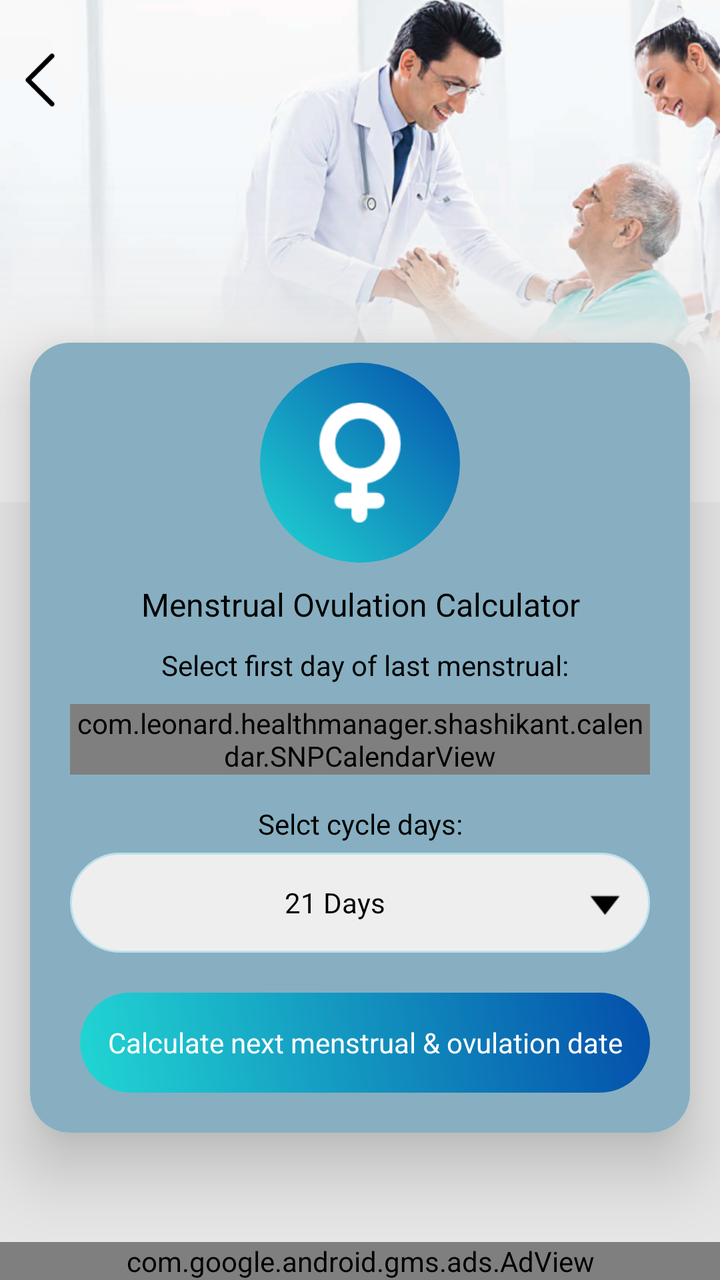
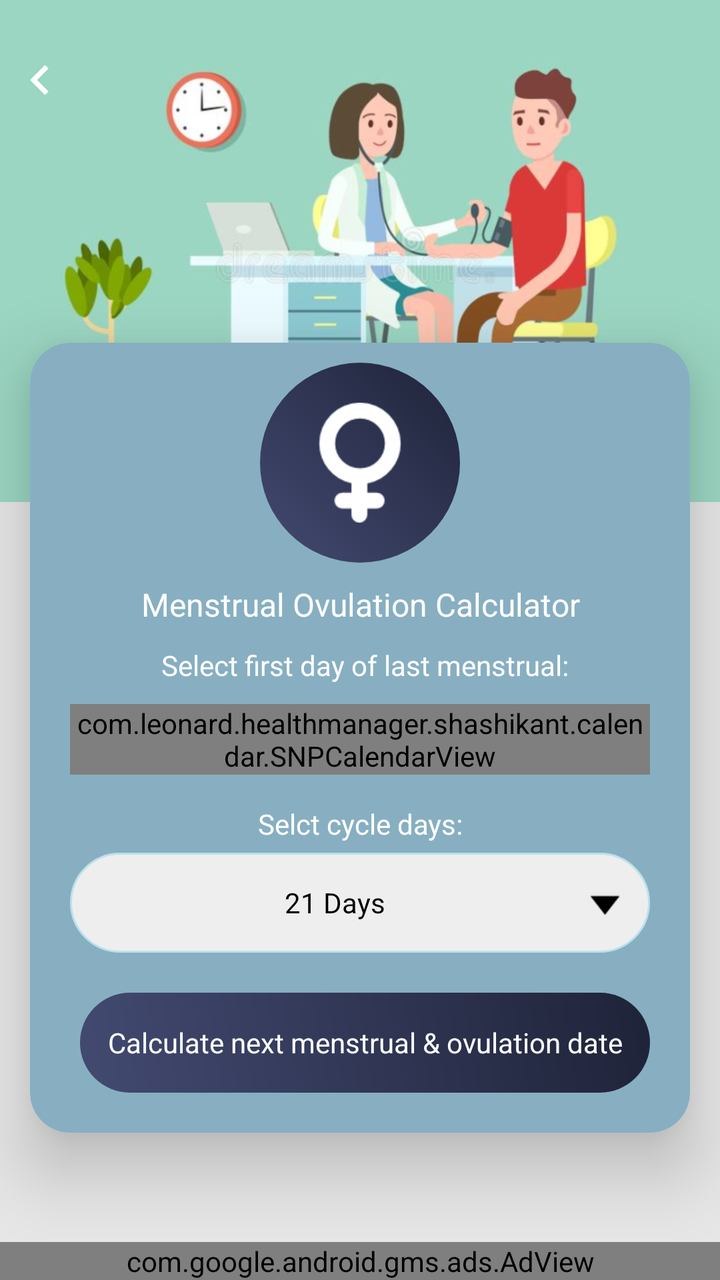

An Android layout rendered at two revisions. The XML below is the earlier revision; the diff shows what the commit changed to produce the second picture.
<!-- AndroidManifest.xml: application theme AppTheme -->
<!-- res/layout/menstrual_and_ovulation_calculator.xml -->
<?xml version="1.0" encoding="utf-8"?>
<RelativeLayout xmlns:android="http://schemas.android.com/apk/res/android"
    xmlns:aapt="http://schemas.android.com/aapt"
    xmlns:app="http://schemas.android.com/apk/res-auto"
    android:layout_width="match_parent"
    android:layout_height="match_parent"
    android:background="@color/gray_color"
    android:orientation="vertical">

    <RelativeLayout
        android:id="@+id/banner"
        android:layout_width="match_parent"
        android:layout_height="wrap_content"
        android:background="@mipmap/calculator_banner_2">

    </RelativeLayout>
    <ImageView
        android:id="@+id/iv_back"
        android:layout_width="40dp"
        android:layout_height="40dp"
        android:layout_alignParentLeft="true"
        android:layout_alignParentTop="true"
        android:layout_marginTop="20dp"
        android:padding="5dp"
        android:src="@mipmap/left_arrow" />



    <androidx.cardview.widget.CardView
        android:id="@+id/cardviewone"
        android:layout_marginBottom="60dp"
        android:layout_width="match_parent"
        android:layout_height="wrap_content"
        android:layout_marginLeft="@dimen/text_15"
        android:layout_below="@+id/banner"
        android:layout_marginTop="-80dp"

        android:layout_marginRight="@dimen/text_15"
        android:orientation="horizontal"

        app:cardCornerRadius="20dp"
        app:cardElevation="20dip">




    <ScrollView
        android:layout_width="match_parent"
        android:layout_height="wrap_content"
        android:layout_above="@+id/ad_layout"
        android:background="#87AFC1"
        android:layout_below="@+id/tv_menstrual">

        <LinearLayout
            android:layout_width="match_parent"
            android:layout_height="wrap_content"
            android:orientation="vertical">

            <RelativeLayout
                android:layout_width="match_parent"
                android:layout_above="@+id/cardviewone"
                android:layout_marginTop="10dp"
                android:layout_height="wrap_content">
                <RelativeLayout
                    android:id="@+id/rel12"
                    android:layout_width="100dp"
                    android:layout_centerInParent="true"
                    android:background="@drawable/a3_grad"
                    android:layout_height="100dp">

                    <ImageView
                        android:id="@+id/iv_menstrual"
                        android:layout_width="60dp"
                        android:layout_height="60dp"
                        android:layout_centerHorizontal="true"
                        android:layout_centerInParent="true"
                        android:src="@drawable/img_menstraul_ovulation" />
                </RelativeLayout>
            </RelativeLayout>


            <TextView
                android:id="@+id/tv_menstrual"
                android:layout_width="match_parent"
                android:layout_height="wrap_content"
                android:layout_below="@+id/rel12"
                android:textAlignment="center"
                android:layout_centerHorizontal="true"
                android:layout_margin="10dp"
                android:text="@string/Menstrual_Ovulation_Calculator"
                android:textColor="@color/black"
                android:textSize="@dimen/textsize_16" />

            <TextView
                android:id="@+id/tv_date"
                android:layout_width="match_parent"
                android:layout_height="wrap_content"
                android:layout_above="@+id/mFCalendarView"
                android:layout_marginBottom="10dp"
                android:gravity="center"
                android:inputType="numberDecimal"
                android:paddingLeft="5dp"
                android:text="@string/Select_first_day_of_last_menstrual"
                android:textColor="@color/black"
                android:textColorHint="@color/black"
                android:textSize="@dimen/textsize_14" />

            <com.leonard.healthmanager.shashikant.calendar.SNPCalendarView
                android:id="@+id/mFCalendarView"
                android:layout_width="wrap_content"
                android:layout_height="wrap_content"
                android:background="@color/line_color"
                android:layout_centerInParent="true"
                android:layout_gravity="top|bottom|left|right|center_vertical|fill_vertical|center_horizontal|fill_horizontal|center|fill|start|end"
                android:layout_marginLeft="20dp"
                android:layout_marginRight="20dp"
                android:layout_marginBottom="10dp" />

            <TextView
                android:id="@+id/tv_Select_days"
                android:layout_width="match_parent"
                android:layout_height="wrap_content"
                android:layout_margin="5dp"
                android:gravity="center"
                android:text="@string/Selct_cycle_days"
                android:textColor="@color/black"
                android:textSize="@dimen/textsize_14" />

            <TextView
                android:id="@+id/tv_cycle_days"
                android:layout_width="match_parent"
                android:layout_height="50dp"
                android:layout_marginLeft="20dp"
                android:layout_marginRight="20dp"
                android:layout_marginBottom="10dp"
                android:layout_weight="3.5"
                android:background="@drawable/corner2"
                android:drawableRight="@mipmap/down"
                android:gravity="center"
                android:padding="10dp"
                android:text="@string/Days_21"
                android:textColor="@color/black"
                android:textColorHint="@color/black"
                android:textSize="@dimen/textsize_14" />

            <TextView
                android:id="@+id/tv_calculate_mco"
                android:layout_width="match_parent"
                android:layout_height="50dp"
                android:layout_below="@+id/mFCalendarView"
                android:layout_marginLeft="25dp"
                android:layout_marginTop="10dp"
                android:layout_marginRight="20dp"
                android:layout_marginBottom="20dp"
                android:background="@drawable/a3_grad"
                android:gravity="center"
                android:text="@string/Calculate_next_menstrual"
                android:textColor="@color/white"
                android:textColorHint="@color/white"
                android:textSize="@dimen/textsize_14" />
        </LinearLayout>
    </ScrollView>
    </androidx.cardview.widget.CardView>
    <include
        android:id="@+id/ad_layout"
        layout="@layout/native_ad"
        android:layout_width="match_parent"
        android:layout_height="wrap_content"
        android:layout_alignParentLeft="true"
        android:layout_alignParentBottom="true"
        android:layout_gravity="top|center_vertical|center_horizontal|center" />
</RelativeLayout>
<!-- res/layout/native_ad.xml (included above) -->
<?xml version="1.0" encoding="utf-8"?>
<LinearLayout xmlns:android="http://schemas.android.com/apk/res/android"
    xmlns:aapt="http://schemas.android.com/aapt"
    xmlns:app="http://schemas.android.com/apk/res-auto"
    android:layout_width="match_parent"
    android:layout_height="wrap_content"
    android:orientation="vertical">

    <com.google.android.gms.ads.AdView
        android:id="@+id/adView"
        android:layout_width="match_parent"
        android:layout_height="wrap_content"
        android:layout_above="@+id/ll_footer_menu"
        app:adSize="BANNER"
        app:adUnitId="@string/banner_ad" />
</LinearLayout>
<!-- resources referenced by this layout -->
<resources>
  <color name="black">#000000</color>
  <color name="gray_color">#E6E6E6</color>
  <color name="line_color">#9BB5C1</color>
  <color name="white">#ffffff</color>
  <dimen name="text_15">15sp</dimen>
  <dimen name="textsize_14">14sp</dimen>
  <dimen name="textsize_16">16sp</dimen>
  <!-- drawable a3_grad (drawable) -->
  <?xml version="1.0" encoding="utf-8"?>
  <shape xmlns:android="http://schemas.android.com/apk/res/android">
      <gradient
          android:angle="225"
          android:endColor="#21d6d3"
          android:startColor="#044fab" />
  
      <corners android:radius="200dp"/>
      
  </shape>
  <!-- drawable corner2 (drawable) -->
  <?xml version="1.0" encoding="utf-8"?>
  <shape xmlns:android="http://schemas.android.com/apk/res/android"
      android:shape="rectangle">
  
  
      <stroke
          android:width="1dp"
          android:color="#BBE1EB"/>
  
      <corners android:radius="200dp"/>
  
      <solid
          android:color="#EEEEEE"/>
  
  </shape>
  <!-- drawable img_menstraul_ovulation: png bitmap (drawable, 1335 bytes) -->
  <!-- mipmap calculator_banner_2: png bitmap (mipmap-xhdpi, 230774 bytes) -->
  <!-- mipmap down: png bitmap (mipmap-xhdpi, 325 bytes) -->
  <!-- mipmap left_arrow: png bitmap (mipmap-xhdpi, 499 bytes) -->
  <string name="Calculate_next_menstrual">Calculate next menstrual &amp; ovulation date</string>
  <string name="Days_21">21 Days</string>
  <string name="Menstrual_Ovulation_Calculator">Menstrual Ovulation Calculator</string>
  <string name="Selct_cycle_days">Selct cycle days:</string>
  <string name="Select_first_day_of_last_menstrual">Select first day of last menstrual:</string>
  <string name="banner_ad">ca-app-pub-3940256099942544/6300978111</string>
  <style name="AppTheme" parent="Theme.AppCompat.Light.DarkActionBar">
          
          <item name="colorPrimary">@color/colorPrimary</item>
          <item name="colorPrimaryDark">@color/colorPrimaryDark</item>
          <item name="colorAccent">@color/colorAccent</item>
      </style>
  <color name="colorPrimary">#36D1DC</color>
  <color name="colorPrimaryDark">#044fab</color>
  <color name="colorAccent">#03DAC5</color>
</resources>

<!-- the commit's change to res/layout/menstrual_and_ovulation_calculator.xml (unified diff, before → after) -->
@@ -22,7 +22,7 @@
         android:layout_alignParentTop="true"
         android:layout_marginTop="20dp"
         android:padding="5dp"
-        android:src="@mipmap/left_arrow" />
+        android:src="@drawable/ic_chevron_left_white_24dp" />
 
 
 
@@ -88,7 +88,7 @@
                 android:layout_centerHorizontal="true"
                 android:layout_margin="10dp"
                 android:text="@string/Menstrual_Ovulation_Calculator"
-                android:textColor="@color/black"
+                android:textColor="@color/white"
                 android:textSize="@dimen/textsize_16" />
 
             <TextView
@@ -101,8 +101,8 @@
                 android:inputType="numberDecimal"
                 android:paddingLeft="5dp"
                 android:text="@string/Select_first_day_of_last_menstrual"
-                android:textColor="@color/black"
-                android:textColorHint="@color/black"
+                android:textColor="@color/white"
+                android:textColorHint="@color/white"
                 android:textSize="@dimen/textsize_14" />
 
             <com.leonard.healthmanager.shashikant.calendar.SNPCalendarView
@@ -123,7 +123,7 @@
                 android:layout_margin="5dp"
                 android:gravity="center"
                 android:text="@string/Selct_cycle_days"
-                android:textColor="@color/black"
+                android:textColor="@color/white"
                 android:textSize="@dimen/textsize_14" />
 
             <TextView
<!-- resource entries referenced after the edit -->
@@ -10,13 +10,13 @@
   <!-- drawable a3_grad (drawable) -->
   <?xml version="1.0" encoding="utf-8"?>
   <shape xmlns:android="http://schemas.android.com/apk/res/android">
-      <gradient
-          android:angle="225"
-          android:endColor="#21d6d3"
-          android:startColor="#044fab" />
+  <gradient
+      android:angle="225"
+      android:endColor="#434A71"
+      android:startColor="#1F2339" />
   
-      <corners android:radius="200dp"/>
-      
+  <corners android:radius="200dp"/>
+  
   </shape>
   <!-- drawable corner2 (drawable) -->
   <?xml version="1.0" encoding="utf-8"?>
@@ -34,10 +34,15 @@
           android:color="#EEEEEE"/>
   
   </shape>
+  <!-- drawable ic_chevron_left_white_24dp (drawable) -->
+  <vector android:height="24dp" android:tint="#FFFFFF"
+      android:viewportHeight="24" android:viewportWidth="24"
+      android:width="24dp" xmlns:android="http://schemas.android.com/apk/res/android">
+      <path android:fillColor="@android:color/white" android:pathData="M15.41,7.41L14,6l-6,6 6,6 1.41,-1.41L10.83,12z"/>
+  </vector>
   <!-- drawable img_menstraul_ovulation: png bitmap (drawable, 1335 bytes) -->
-  <!-- mipmap calculator_banner_2: png bitmap (mipmap-xhdpi, 230774 bytes) -->
+  <!-- mipmap calculator_banner_2: png bitmap (mipmap-xhdpi, 192739 bytes) -->
   <!-- mipmap down: png bitmap (mipmap-xhdpi, 325 bytes) -->
-  <!-- mipmap left_arrow: png bitmap (mipmap-xhdpi, 499 bytes) -->
   <string name="Calculate_next_menstrual">Calculate next menstrual &amp; ovulation date</string>
   <string name="Days_21">21 Days</string>
   <string name="Menstrual_Ovulation_Calculator">Menstrual Ovulation Calculator</string>
@@ -50,8 +55,8 @@
           <item name="colorPrimaryDark">@color/colorPrimaryDark</item>
           <item name="colorAccent">@color/colorAccent</item>
       </style>
-  <color name="colorPrimary">#36D1DC</color>
-  <color name="colorPrimaryDark">#044fab</color>
-  <color name="colorAccent">#03DAC5</color>
+  <color name="colorPrimary">#434A71</color>
+  <color name="colorPrimaryDark">#1F2339</color>
+  <color name="colorAccent">#1F2339</color>
 </resources>
 
